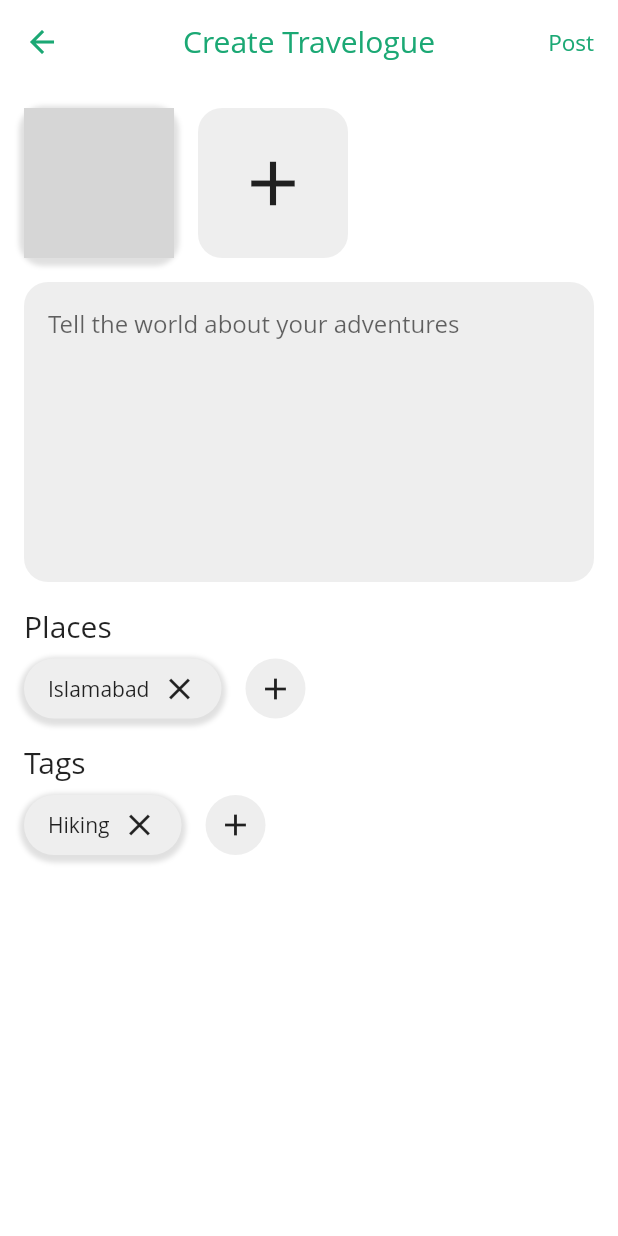
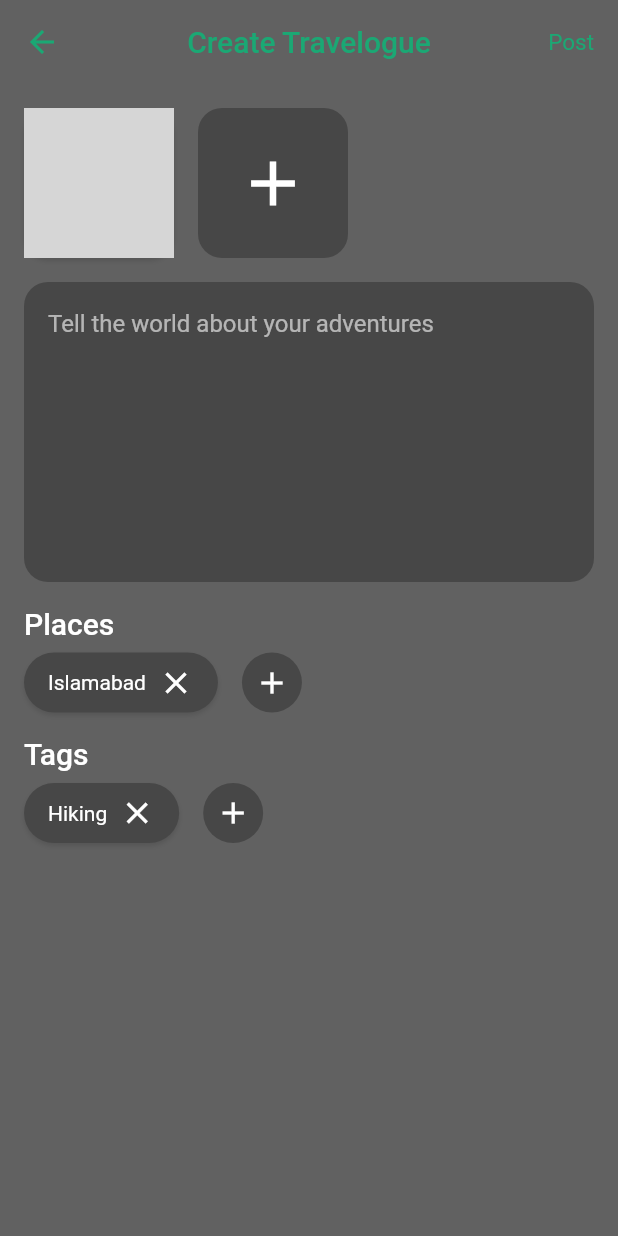
Before and after one commit to s4-ali/truly_pakistan_fyp, a Flutter app: the AddMediaPostScreen screen opened directly, on a phone screen of 412 x 824 dp. Run offline on Flutter 3.47's test engine with Material 2 defaults, Android fonts, the phone set to English and light mode, and no system bars; drawn by our look-alikes of cached_network_image; our stand-ins replace flushbar, font_awesome_flutter, persistent_bottom_nav_bar; missing offline and left inert: transformer_page_view; accounts and stored records are empty; network calls fail; grey boxes are pictures that could not be loaded.

```diff
--- a/lib/providers/theme_provider.dart
+++ b/lib/providers/theme_provider.dart
@@ -9,19 +9,19 @@ class ThemeProvider with ChangeNotifier {
       fontFamily: "OpenSans",
       brightness: Brightness.light,
       primaryColor: Color(0xFF1BA874),
-      accentColor: Color(0xFFEEEEEE),
-      canvasColor: Color(0xFFF3F3F3),
+      accentColor: Color(0xFFF4F5F7),
+      canvasColor: Color(0xFFF6F6F6),
       backgroundColor: Colors.white
     ),
     ThemeData(
         brightness: Brightness.dark,
-        primaryColor: Color(0xFF038052),
-        accentColor: Colors.grey
+        primaryColor: Color(0xFF1BA874),
+        accentColor: Color(0xFF474747),
     ),
   ];
 
   AppTheme _currentTheme = AppTheme.DARK;
-  ThemeData _currentThemeData = themeData[0];
+  ThemeData _currentThemeData = themeData[1];
 
   void switchTheme() => currentTheme == AppTheme.LIGHT
       ? currentTheme = AppTheme.DARK
--- a/lib/ui/screens/community/add_community_post_screen.dart
+++ b/lib/ui/screens/community/add_community_post_screen.dart
@@ -74,7 +74,7 @@ class _AddCommunityPostScreenState extends State<AddCommunityPostScreen> {
                 decoration: BoxDecoration(
                   color: Theme.of(context).accentColor,
                   borderRadius: BorderRadius.circular(50),
-                  boxShadow: [BoxShadow(color: Colors.black12,spreadRadius: 3,offset: Offset(0,2),blurRadius: 2)],
+                  boxShadow: [BoxShadow(color: Colors.black12,spreadRadius: 0,offset: Offset(0,2),blurRadius: 2)],
                 ),
                 child: Padding(
                   padding: const EdgeInsets.symmetric(horizontal: 16,vertical: 8),
--- a/lib/ui/screens/travelogue/add_media_post_screen.dart
+++ b/lib/ui/screens/travelogue/add_media_post_screen.dart
@@ -61,7 +61,7 @@ class _AddMediaPostScreenState extends State<AddMediaPostScreen> {
                 decoration: BoxDecoration(
                     color: Theme.of(context).accentColor,
                     borderRadius: BorderRadius.circular(50),
-                    boxShadow: [BoxShadow(color: Colors.black12,spreadRadius: 3,offset: Offset(0,2),blurRadius: 2)],
+                    boxShadow: [BoxShadow(color: Colors.black12,spreadRadius: 0,offset: Offset(0,2),blurRadius: 2)],
                 ),
                 child: Padding(
                   padding: const EdgeInsets.symmetric(horizontal: 16,vertical: 8),
@@ -105,7 +105,7 @@ class _AddMediaPostScreenState extends State<AddMediaPostScreen> {
                 decoration: BoxDecoration(
                     color: Theme.of(context).accentColor,
                     borderRadius: BorderRadius.circular(50),
-                    boxShadow: [BoxShadow(color: Colors.black12,spreadRadius: 3,offset: Offset(0,2),blurRadius: 2)]
+                    boxShadow: [BoxShadow(color: Colors.black12,spreadRadius: 0,offset: Offset(0,2),blurRadius: 2)]
                 ),
                 child: Padding(
                   padding: const EdgeInsets.symmetric(horizontal: 16,vertical: 8),
@@ -151,7 +151,7 @@ class _AddMediaPostScreenState extends State<AddMediaPostScreen> {
           width: 100,
           decoration: BoxDecoration(
             borderRadius: BorderRadius.circular(16),
-            boxShadow: [BoxShadow(color: Colors.black12,spreadRadius: 3,offset: Offset(0,2),blurRadius: 2)]
+            boxShadow: [BoxShadow(color: Colors.black12,spreadRadius: 0,offset: Offset(0,2),blurRadius: 2)]
           ),
           child: ClipRRect(
             borderRadius: BorderRadius.circular(16),
```
